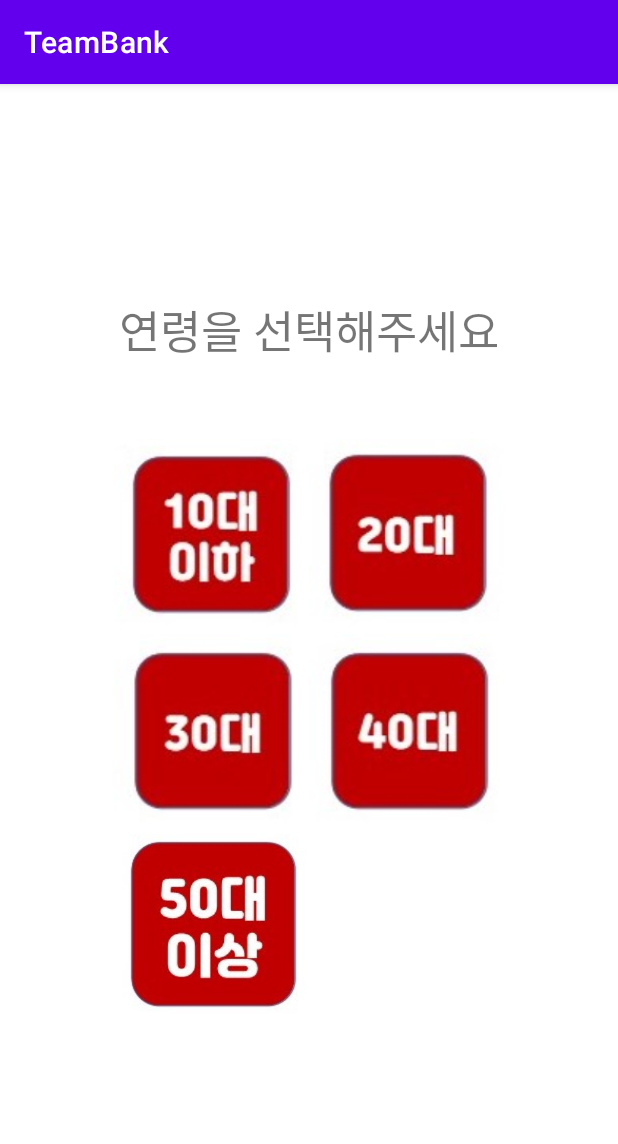
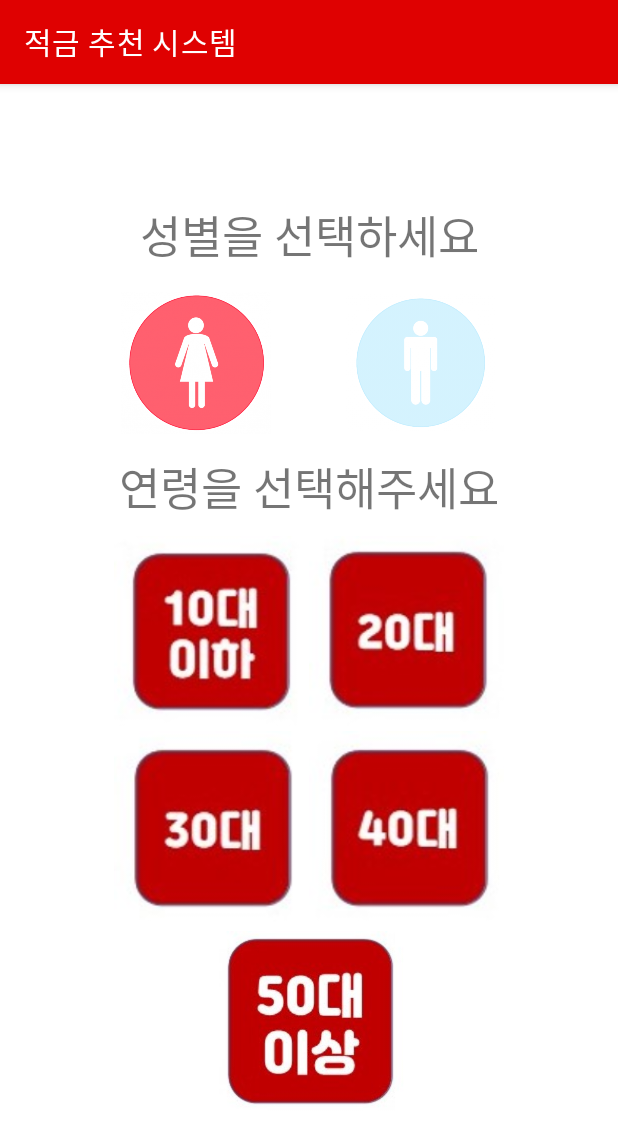
Before and after one commit to superdongte/TeamBank, an Android app: the screen it shows after launch (AgeActivity before the commit, GenderActivity after it), after a tap on an icon or button, on a phone screen of 412 x 824 dp. Shown: the top 1144 px of the screen. Run offline under Robolectric (Android 15) with nearby library versions, the phone set to English and light mode, and no system bars; our stand-ins replace data binding.

Commit message:
화면 1,2 합친 결과 성별,연령 화면 구현

```diff
--- a/app/src/main/java/com/team/project/GenderActivity.kt
+++ b/app/src/main/java/com/team/project/GenderActivity.kt
@@ -7,40 +7,63 @@ import android.util.Log
 import android.view.View
 import android.widget.Toast
 import androidx.databinding.DataBindingUtil
-import com.team.project.databinding.ActivityGenderBinding
+import com.team.project.databinding.ActivityGenderandageBinding
 
 
 class GenderActivity : AppCompatActivity() {
 
     //databinding 초기화
-    private lateinit var binding : ActivityGenderBinding
+    private lateinit var binding : ActivityGenderandageBinding
 
     override fun onCreate(savedInstanceState: Bundle?) {
         super.onCreate(savedInstanceState)
-        setContentView(R.layout.activity_gender)
+        setContentView(R.layout.activity_genderandage)
         Log.d("test","oncreate()")
-        binding = DataBindingUtil.setContentView(this, R.layout.activity_gender)
-
+        title="적금 추천 시스템"
+        binding = DataBindingUtil.setContentView(this, R.layout.activity_genderandage)
+        val intent = Intent(this, ChooseGoodsActivity::class.java)
+        var gender:String = "gender"
+        var age:String = "age"
         binding.woman.setOnClickListener(View.OnClickListener {
-            Log.d("test2","click gender")
-            val intent = Intent(this, AgeActivity::class.java)
-            //intent.flags = Intent.FLAG_ACTIVITY_NEW_TASK or Intent.FLAG_ACTIVITY_CLEAR_TASK
-            var gender = "F"
-            intent.putExtra("gender",gender)
-            startActivity(intent)
-            Toast.makeText(applicationContext,gender,Toast.LENGTH_SHORT).show()
+            gender = "F"
+            binding.woman.setAlpha(255)
+            binding.man.setAlpha(55)
         })
 
         binding.man.setOnClickListener(View.OnClickListener {
-            val intent = Intent(this, AgeActivity::class.java)
-            //intent.flags = Intent.FLAG_ACTIVITY_NEW_TASK or Intent.FLAG_ACTIVITY_CLEAR_TASK
-            var gender = "M"
-            intent.putExtra("gender",gender)
+            gender = "M"
+            binding.man.setAlpha(255)
+            binding.woman.setAlpha(55)
+        })
+        binding.age1.setOnClickListener(View.OnClickListener {
+            age = "01"
+            intent.putExtra("genage",gender+age)
+            Toast.makeText(applicationContext,gender+age,Toast.LENGTH_SHORT).show()
             startActivity(intent)
-            Toast.makeText(applicationContext,gender,Toast.LENGTH_SHORT).show()
         })
-
+        binding.age2.setOnClickListener(View.OnClickListener {
+            age = "02"
+            intent.putExtra("genage",gender+age)
+            Toast.makeText(applicationContext,gender+age,Toast.LENGTH_SHORT).show()
+            startActivity(intent)
+        })
+        binding.age3.setOnClickListener(View.OnClickListener {
+            age = "03"
+            intent.putExtra("genage",gender+age)
+            Toast.makeText(applicationContext,gender+age,Toast.LENGTH_SHORT).show()
+            startActivity(intent)
+        })
+        binding.age4.setOnClickListener(View.OnClickListener {
+            age = "04"
+            intent.putExtra("genage",gender+age)
+            Toast.makeText(applicationContext,gender+age,Toast.LENGTH_SHORT).show()
+            startActivity(intent)
+        })
+        binding.age5.setOnClickListener(View.OnClickListener {
+            age = "05"
+            intent.putExtra("genage",gender+age)
+            Toast.makeText(applicationContext,gender+age,Toast.LENGTH_SHORT).show()
+            startActivity(intent)
+        })
     }
-
-
 }
--- /dev/null
+++ b/app/src/main/res/layout/activity_genderandage.xml
@@ -0,0 +1,93 @@
+<?xml version="1.0" encoding="utf-8"?>
+<layout xmlns:tools="http://schemas.android.com/tools"
+    xmlns:android="http://schemas.android.com/apk/res/android"
+    xmlns:app="http://schemas.android.com/apk/res-auto">
+    <LinearLayout
+        android:layout_width="match_parent"
+        android:layout_height="match_parent"
+        android:orientation="vertical"
+        tools:context=".GenderActivity"
+        android:gravity="center">
+        <LinearLayout
+            android:layout_width="match_parent"
+            android:layout_height="50dp"
+            android:orientation="vertical">
+            <TextView
+                android:layout_width="match_parent"
+                android:layout_height="match_parent"
+                android:text="성별을 선택하세요"
+                android:textSize="30sp"
+                android:fontFamily="@font/katuri"
+                android:gravity="center"/>
+        </LinearLayout>
+
+        <LinearLayout
+            android:layout_width="match_parent"
+            android:layout_height="120dp"
+            android:gravity="center"
+            android:orientation="horizontal">
+
+            <ImageView
+                android:id="@+id/woman"
+                android:layout_width="100dp"
+                android:layout_height="100dp"
+                android:layout_marginRight="50dp"
+                android:src="@drawable/woman" />
+
+            <ImageView
+                android:id="@+id/man"
+                android:layout_width="100dp"
+                android:layout_height="100dp"
+                android:src="@drawable/man" />
+        </LinearLayout>
+        <LinearLayout
+            android:layout_width="match_parent"
+            android:layout_height="wrap_content"
+            android:orientation="horizontal">
+            <TextView
+                android:layout_width="match_parent"
+                android:layout_height="wrap_content"
+                android:textSize="30sp"
+                android:text="연령을 선택해주세요"
+                android:fontFamily="@font/katuri"
+                android:gravity="center_horizontal"
+                android:layout_marginBottom="10dp"/>
+        </LinearLayout>
+
+        <androidx.gridlayout.widget.GridLayout
+            android:layout_width="wrap_content"
+            android:layout_height="wrap_content"
+            app:columnCount="2">
+            <ImageView
+                android:id="@+id/age1"
+                android:layout_width="130dp"
+                android:layout_height="130dp"
+                android:src="@drawable/age_10"/>
+            <ImageView
+                android:id="@+id/age2"
+                android:layout_width="130dp"
+                android:layout_height="130dp"
+                android:src="@drawable/age_20"/>
+            <ImageView
+                android:id="@+id/age3"
+                android:layout_width="130dp"
+                android:layout_height="130dp"
+                android:src="@drawable/age_30"/>
+            <ImageView
+                android:id="@+id/age4"
+                android:layout_width="130dp"
+                android:layout_height="130dp"
+                android:src="@drawable/age_40"
+                />
+            <ImageView
+                android:id="@+id/age5"
+                android:layout_width="130dp"
+                android:layout_height="130dp"
+                android:src="@drawable/age_50_2"
+                app:layout_columnSpan="2"
+                app:layout_gravity="center"/>
+
+
+        </androidx.gridlayout.widget.GridLayout>
+    </LinearLayout>
+</layout>
--- a/app/src/main/res/values/colors.xml
+++ b/app/src/main/res/values/colors.xml
@@ -7,4 +7,5 @@
     <color name="teal_700">#FF018786</color>
     <color name="black">#FF000000</color>
     <color name="white">#FFFFFFFF</color>
+    <color name="red">#DF0101</color>
 </resources>
--- a/app/src/main/res/values/themes.xml
+++ b/app/src/main/res/values/themes.xml
@@ -2,8 +2,8 @@
     <!-- Base application theme. -->
     <style name="Theme.TeamBank" parent="Theme.MaterialComponents.DayNight.DarkActionBar">
         <!-- Primary brand color. -->
-        <item name="colorPrimary">@color/purple_500</item>
-        <item name="colorPrimaryVariant">@color/purple_700</item>
+        <item name="colorPrimary">@color/red</item>
+        <item name="colorPrimaryVariant">@color/black</item>
         <item name="colorOnPrimary">@color/white</item>
         <!-- Secondary brand color. -->
         <item name="colorSecondary">@color/teal_200</item>
```
